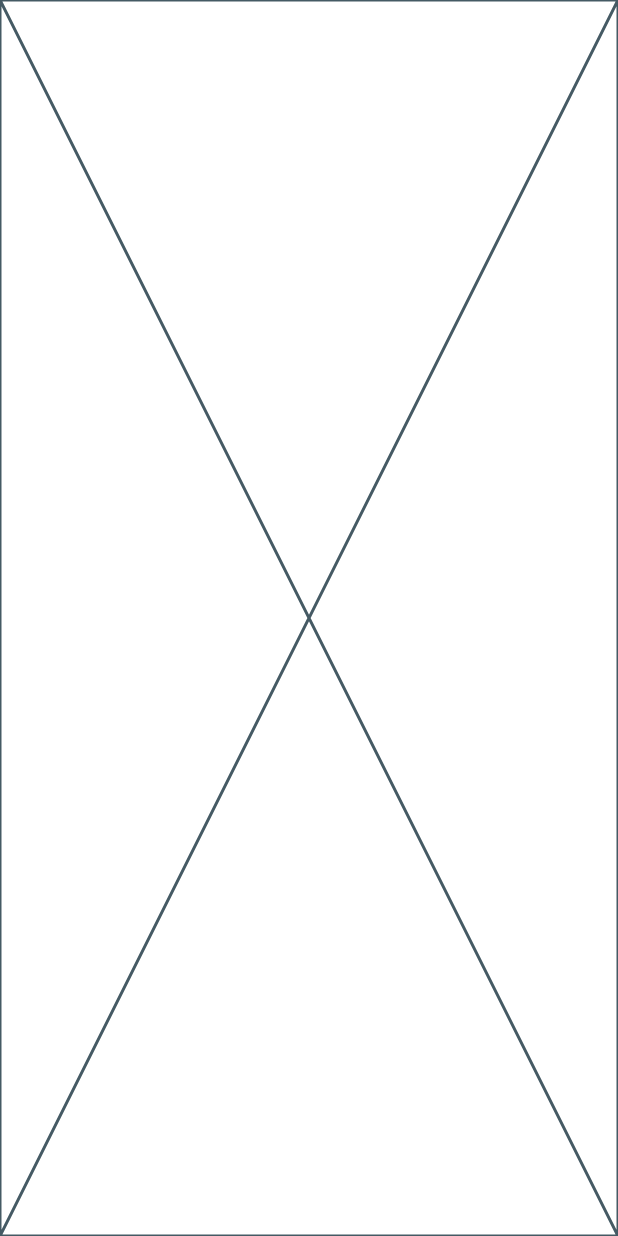
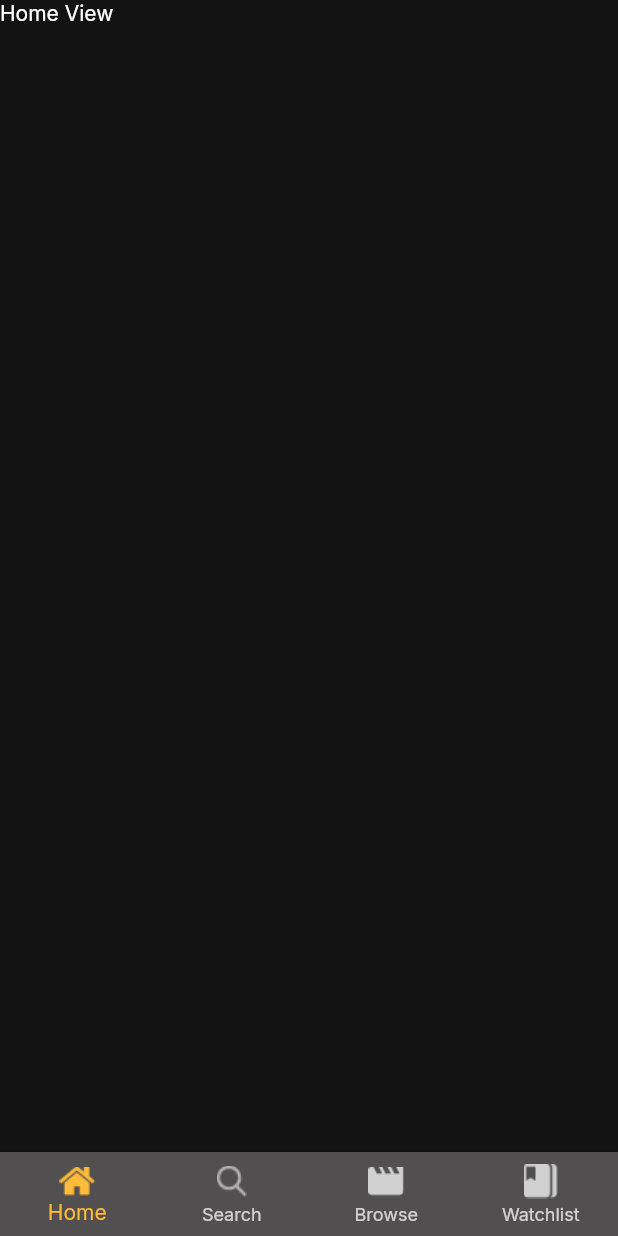
Before and after one commit to eslam301/movie_application, a Flutter app: the screen it shows after launch, on a phone screen of 412 x 824 dp. Run offline on Flutter 3.47's test engine with Material 2 defaults, Android fonts, the phone set to English and light mode, and no system bars; our stand-ins replace google_fonts.

Commit message:
finshed application base

```diff
--- a/lib/core/application_theme.dart
+++ b/lib/core/application_theme.dart
@@ -21,8 +21,11 @@ class ApplicationTheme {
       ),
     ),
     bottomNavigationBarTheme:  BottomNavigationBarThemeData(
-      backgroundColor: darkGrey,
+      backgroundColor: lightGrey,
       selectedItemColor: primaryColor,
+      selectedIconTheme:  IconThemeData(
+        color: primaryColor
+      ),
       unselectedItemColor: Colors.white.withOpacity(.74),
       type: BottomNavigationBarType.fixed,
       elevation: 10
--- /dev/null
+++ b/lib/layout/home_layout.dart
@@ -0,0 +1,62 @@
+import 'package:flutter/material.dart';
+import '../screens/browse/browse_view.dart';
+import '../screens/home/home_view.dart';
+import '../screens/search/search_view.dart';
+import '../screens/watchlist/watch_list_view.dart';
+
+class HomeLayout extends StatefulWidget {
+  static const String routeName = "homeLayout";
+  const HomeLayout({super.key});
+
+  @override
+  State<HomeLayout> createState() => _HomeLayoutState();
+}
+
+class _HomeLayoutState extends State<HomeLayout> {
+  List<Widget> pages = [const HomeView(), const SearchView(), const BrowseView(), const WatchListView()];
+  int selectedIndex = 0;
+  @override
+  Widget build(BuildContext context) {
+    return Scaffold(
+
+
+      body: pages[selectedIndex],
+      bottomNavigationBar: BottomAppBar(
+        shape: const CircularNotchedRectangle(),
+        notchMargin: 13,
+        child: BottomNavigationBar(
+          currentIndex: selectedIndex,
+          onTap: (value) {
+            selectedIndex = value;
+            setState(() {});
+          },
+          items: const [
+            BottomNavigationBarItem(
+                icon: ImageIcon(
+                    AssetImage("assets/icons/Home icon.png")
+                ),
+                label: "Home"),
+            BottomNavigationBarItem(
+                icon: ImageIcon(
+                    AssetImage(
+                        "assets/icons/search-2.png")
+                ),
+                label: "Search"),
+            BottomNavigationBarItem(
+                icon: ImageIcon(
+                    AssetImage(
+                        "assets/icons/Icon material-movie.png")
+                ),
+                label: "Browse"),
+            BottomNavigationBarItem(
+                icon: ImageIcon(
+                    AssetImage(
+                        "assets/icons/Icon ionic-md-bookmarks.png")
+                ),
+                label: "Watchlist"),
+          ],
+        ),
+      ),
+    );
+  }
+}
--- a/lib/main.dart
+++ b/lib/main.dart
@@ -1,5 +1,7 @@
 import 'package:flutter/material.dart';
+import 'package:movie_application/layout/home_layout.dart';
 import 'package:movie_application/screens/splash_screen/Splash_screen.dart';
+import 'package:movie_application/screens/home/home_view.dart';
 
 import 'core/application_theme.dart';
 
@@ -19,7 +21,8 @@ class MyApp extends StatelessWidget {
       darkTheme: ApplicationTheme.darkTheme,
       initialRoute:SplashScreen.routeName,
       routes: {
-        SplashScreen.routeName: (context) => SplashScreen(),
+        SplashScreen.routeName: (context) => const SplashScreen(),
+        HomeLayout.routeName: (context) => const HomeLayout(),
       },
 
     );
--- /dev/null
+++ b/lib/screens/home/home_view.dart
@@ -0,0 +1,18 @@
+import 'package:flutter/material.dart';
+
+class HomeView extends StatelessWidget {
+
+
+  const HomeView({super.key});
+
+  @override
+  Widget build(BuildContext context) {
+    return Scaffold(
+      body: Column(
+        children: [
+          Text("Home View"),
+        ],
+      ),
+    );
+  }
+}
```
Also changed, not shown: lib/screens/browse/browse_view.dart (added, +16 -0 lines), lib/screens/home/movie_details.dart (added, +10 -0 lines), lib/screens/search/search_view.dart (added, +16 -0 lines), lib/screens/splash_screen/splash_screen.dart (+12 -3 lines), lib/screens/watchlist/watch_list_view.dart (added, +16 -0 lines), assets/icons/Home icon.png (added), assets/icons/Icon ionic-md-bookmarks.png (added), assets/icons/Icon material-movie.png (added), assets/icons/search-2.png (added), assets/images/splash.png (added).
